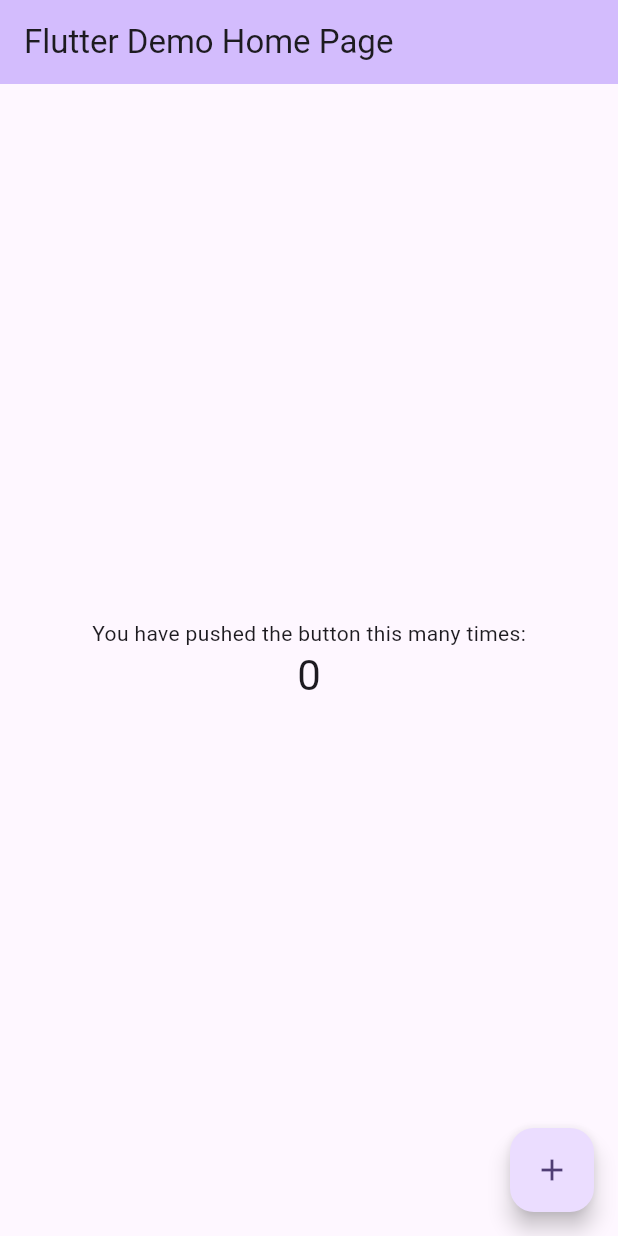
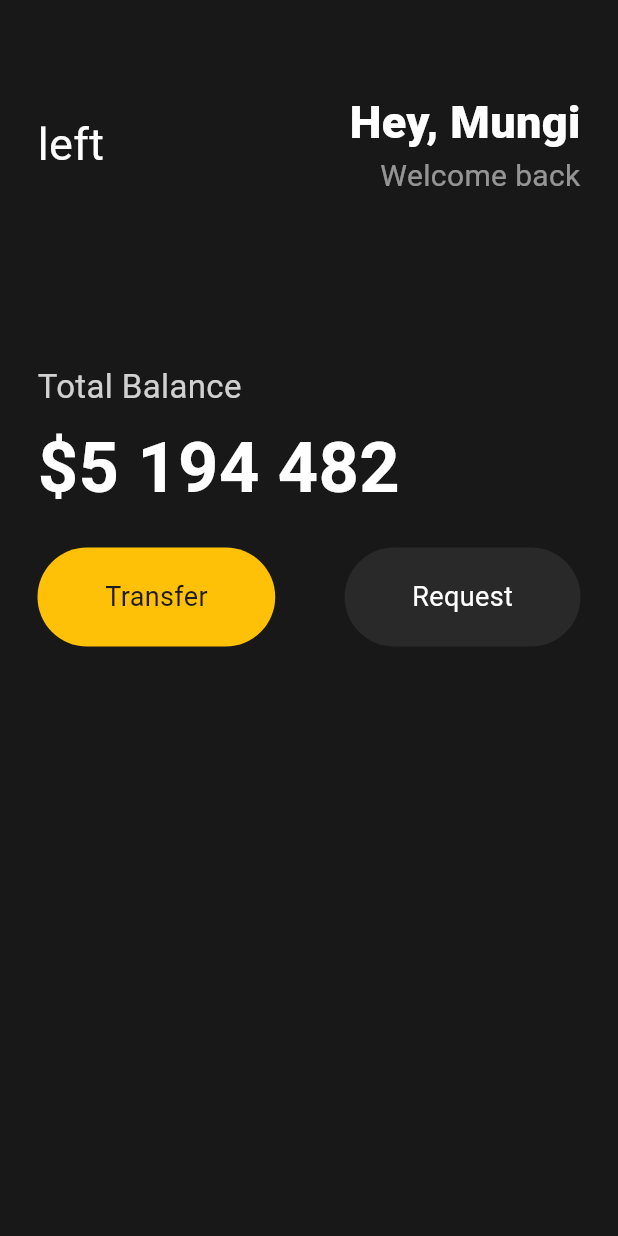
Before and after one commit to jjmmkk9/toonflix, a Flutter app: the screen it shows after launch, on a phone screen of 412 x 824 dp. Run offline on Flutter 3.47's test engine with Material 3 defaults, Android fonts, the phone set to English and light mode, and no system bars.

Commit message:
뱅킹어플 ui 클론으로 위젯 공부 MaterialApp Scaffold Padding CrossAxisAlignment SizedBox Container BoxDecoration

```diff
--- a/lib/main.dart
+++ b/lib/main.dart
@@ -1,125 +1,144 @@
 import 'package:flutter/material.dart';
 
-void main() {
-  runApp(const MyApp());
+class Player {
+  String name;
+
+  Player({required this.name}); //생성자 끝
 }
 
-class MyApp extends StatelessWidget {
-  const MyApp({super.key});
+void main() {
+  var player = Player(name: 'mungi');
+  runApp(App());
+  //App위젯이 제일 먼저 실행되므로 우리 앱의 root라고 할 수 있다.
+  //root에서는 material 디자인과 ios 디자인 중에 선택해야한다.
+}
 
-  // This widget is the root of your application.
+class App extends StatelessWidget {
   @override
   Widget build(BuildContext context) {
+    // materialApp or
     return MaterialApp(
-      title: 'Flutter Demo',
-      theme: ThemeData(
-        // This is the theme of your application.
-        //
-        // TRY THIS: Try running your application with "flutter run". You'll see
-        // the application has a purple toolbar. Then, without quitting the app,
-        // try changing the seedColor in the colorScheme below to Colors.green
-        // and then invoke "hot reload" (save your changes or press the "hot
-        // reload" button in a Flutter-supported IDE, or press "r" if you used
-        // the command line to start the app).
-        //
-        // Notice that the counter didn't reset back to zero; the application
-        // state is not lost during the reload. To reset the state, use hot
-        // restart instead.
-        //
-        // This works for code too, not just values: Most code changes can be
-        // tested with just a hot reload.
-        colorScheme: ColorScheme.fromSeed(seedColor: Colors.deepPurple),
-        useMaterial3: true,
+        home: Scaffold(
+            //materialApp의 home 요소는 위젯을 반환해야한다. 사용자가 home에 있을때 보여질 위젯!
+            backgroundColor: Color(0xFF181818),
+            //column은 수직 배열을, row는 수평 배열을 위한 요소이다.
+            body: Padding(
+              padding: EdgeInsets.symmetric(
+                horizontal: 25,
+              ), //symmetric = 대칭, vertical = 세로(위아래), horizontal = 가로(양옆)
+              child: Column(
+                crossAxisAlignment: CrossAxisAlignment.start,
+                children: [
+                  //sizedBox로 그냥 공백부분을 만들어 줄 수 있다.
+                  SizedBox(
+                    height: 60,
                   ),
-      home: const MyHomePage(title: 'Flutter Demo Home Page'),
-    );
-  }
-}
+                  Row(
+                    mainAxisAlignment: MainAxisAlignment
+                        .spaceBetween, //row의 mainaxis는 수평 방향, crossaxis가 수직방향이다.
 
-class MyHomePage extends StatefulWidget {
-  const MyHomePage({super.key, required this.title});
-
-  // This widget is the home page of your application. It is stateful, meaning
-  // that it has a State object (defined below) that contains fields that affect
-  // how it looks.
-
-  // This class is the configuration for the state. It holds the values (in this
-  // case the title) provided by the parent (in this case the App widget) and
-  // used by the build method of the State. Fields in a Widget subclass are
-  // always marked "final".
-
-  final String title;
-
-  @override
-  State<MyHomePage> createState() => _MyHomePageState();
-}
-
-class _MyHomePageState extends State<MyHomePage> {
-  int _counter = 0;
-
-  void _incrementCounter() {
-    setState(() {
-      // This call to setState tells the Flutter framework that something has
-      // changed in this State, which causes it to rerun the build method below
-      // so that the display can reflect the updated values. If we changed
-      // _counter without calling setState(), then the build method would not be
-      // called again, and so nothing would appear to happen.
-      _counter++;
-    });
-  }
-
-  @override
-  Widget build(BuildContext context) {
-    // This method is rerun every time setState is called, for instance as done
-    // by the _incrementCounter method above.
-    //
-    // The Flutter framework has been optimized to make rerunning build methods
-    // fast, so that you can just rebuild anything that needs updating rather
-    // than having to individually change instances of widgets.
-    return Scaffold(
-      appBar: AppBar(
-        // TRY THIS: Try changing the color here to a specific color (to
-        // Colors.amber, perhaps?) and trigger a hot reload to see the AppBar
-        // change color while the other colors stay the same.
-        backgroundColor: Theme.of(context).colorScheme.inversePrimary,
-        // Here we take the value from the MyHomePage object that was created by
-        // the App.build method, and use it to set our appbar title.
-        title: Text(widget.title),
+                    children: [
+                      Column(
+                        children: [
+                          Text(
+                            'left',
+                            style: TextStyle(
+                              color: Colors.white,
+                              fontSize: 30,
                             ),
-      body: Center(
-        // Center is a layout widget. It takes a single child and positions it
-        // in the middle of the parent.
-        child: Column(
-          // Column is also a layout widget. It takes a list of children and
-          // arranges them vertically. By default, it sizes itself to fit its
-          // children horizontally, and tries to be as tall as its parent.
-          //
-          // Column has various properties to control how it sizes itself and
-          // how it positions its children. Here we use mainAxisAlignment to
-          // center the children vertically; the main axis here is the vertical
-          // axis because Columns are vertical (the cross axis would be
-          // horizontal).
-          //
-          // TRY THIS: Invoke "debug painting" (choose the "Toggle Debug Paint"
-          // action in the IDE, or press "p" in the console), to see the
-          // wireframe for each widget.
-          mainAxisAlignment: MainAxisAlignment.center,
-          children: <Widget>[
-            const Text(
-              'You have pushed the button this many times:',
-            ),
-            Text(
-              '$_counter',
-              style: Theme.of(context).textTheme.headlineMedium,
                           ),
                         ],
                       ),
+                      Column(
+                        //column의 mainaxis는 수직방향, crossaxis가 수평방향이다.
+                        crossAxisAlignment: CrossAxisAlignment.end,
+                        children: [
+                          Text(
+                            'Hey, Mungi',
+                            style: TextStyle(
+                              color: Colors.white,
+                              fontSize: 30,
+                              fontWeight: FontWeight.w800,
                             ),
-      floatingActionButton: FloatingActionButton(
-        onPressed: _incrementCounter,
-        tooltip: 'Increment',
-        child: const Icon(Icons.add),
-      ), // This trailing comma makes auto-formatting nicer for build methods.
-    );
+                          ),
+                          Text(
+                            'Welcome back',
+                            style: TextStyle(
+                              color: Colors.white54,
+                              fontSize: 20,
+                            ),
+                          ),
+                        ],
+                      )
+                    ],
+                  ),
+                  SizedBox(
+                    height: 110,
+                  ),
+                  Text(
+                    'Total Balance',
+                    style: TextStyle(
+                      fontSize: 22,
+                      color: Colors.white.withOpacity(0.8),
+                    ),
+                  ),
+                  SizedBox(
+                    height: 5,
+                  ),
+                  Text(
+                    '\$5 194 482',
+                    style: TextStyle(
+                      fontSize: 47,
+                      fontWeight: FontWeight.w600,
+                      color: Colors.white,
+                    ),
+                  ),
+                  SizedBox(
+                    height: 20,
+                  ),
+                  Row(
+                    mainAxisAlignment: MainAxisAlignment.spaceBetween,
+                    children: [
+                      Container(
+                        decoration: BoxDecoration(
+                            color: Colors.amber,
+                            borderRadius: BorderRadius.circular(45)),
+                        child: Padding(
+                          padding: EdgeInsets.symmetric(
+                            vertical: 20,
+                            horizontal: 45,
+                          ),
+                          child: Text(
+                            'Transfer',
+                            style: TextStyle(
+                              fontSize: 18,
+                            ),
+                          ),
+                        ),
+                      ),
+                      Container(
+                        decoration: BoxDecoration(
+                          color: Color.fromARGB(255, 41, 41, 41),
+                          borderRadius: BorderRadius.circular(45),
+                        ),
+                        child: Padding(
+                          padding: EdgeInsets.symmetric(
+                            vertical: 20,
+                            horizontal: 45,
+                          ),
+                          child: Text(
+                            'Request',
+                            style: TextStyle(
+                              fontSize: 18,
+                              color: Colors.white,
+                            ),
+                          ),
+                        ),
+                      )
+                    ],
+                  )
+                ],
+              ),
+            )));
   }
 }
```
Also changed, not shown: 1 other file. Lines whose indentation alone changed are shown as unchanged.
